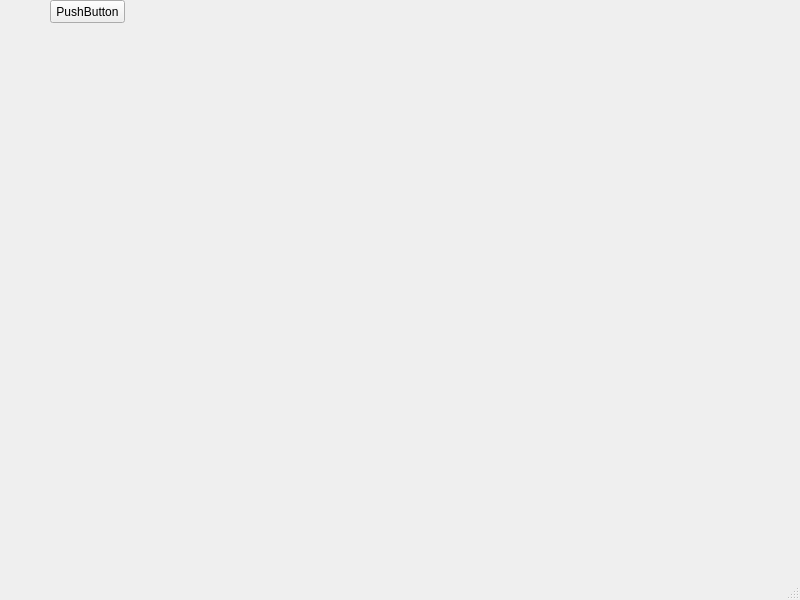
This is GUI/untitled.ui in Spyke09/EnglishBooksAnalises as Qt 5 draws it before an edit. The edited form follows.
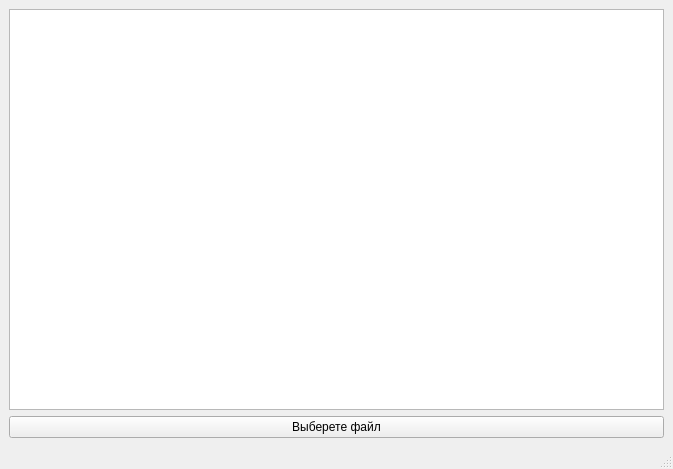
This is the edited form.

Patch:
```diff
--- a/GUI/untitled.ui
+++ b/GUI/untitled.ui
@@ -6,37 +6,26 @@
    <rect>
     <x>0</x>
     <y>0</y>
-    <width>800</width>
-    <height>600</height>
+    <width>673</width>
+    <height>469</height>
    </rect>
   </property>
   <property name="windowTitle">
    <string>MainWindow</string>
   </property>
   <widget class="QWidget" name="centralwidget">
+   <layout class="QVBoxLayout" name="verticalLayout">
+    <item>
+     <widget class="QListWidget" name="listWidget"/>
+    </item>
+    <item>
    <widget class="QPushButton" name="pushButton">
-    <property name="geometry">
-     <rect>
-      <x>50</x>
-      <y>0</y>
-      <width>75</width>
-      <height>23</height>
-     </rect>
-    </property>
     <property name="text">
-     <string>PushButton</string>
-    </property>
-   </widget>
-  </widget>
-  <widget class="QMenuBar" name="menubar">
-   <property name="geometry">
-    <rect>
-     <x>0</x>
-     <y>0</y>
-     <width>800</width>
-     <height>21</height>
-    </rect>
-   </property>
+       <string>Выберете файл</string>
+      </property>
+     </widget>
+    </item>
+   </layout>
   </widget>
   <widget class="QStatusBar" name="statusbar"/>
  </widget>
```
Lines whose indentation alone changed are shown as unchanged.
